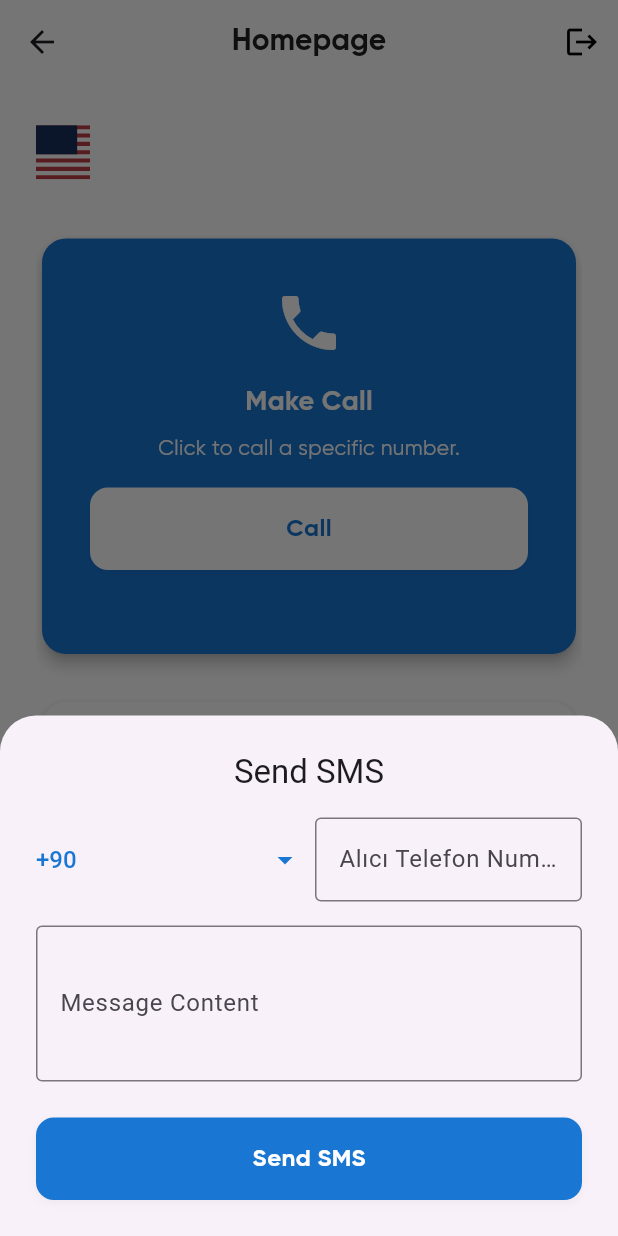
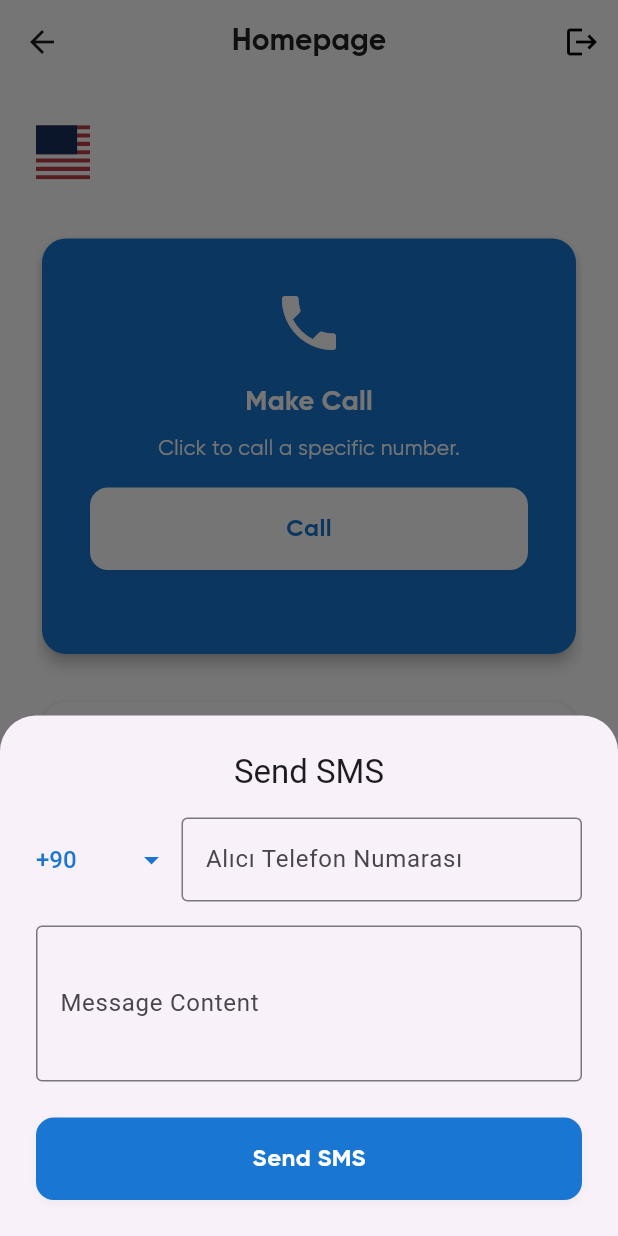
Before and after one commit to afakgun/telephony_rakuten_assignment, a Flutter app: the HomeView screen opened by its route, after a tap on "Send", on a phone screen of 412 x 824 dp. Run offline on Flutter 3.47's test engine with Material 3 defaults, Android fonts, the phone set to English and light mode, and no system bars; our stand-ins replace cloud_firestore, connectivity_plus, device_info_plus, firebase_auth, firebase_core, fl_chart and 8 more; missing offline and left inert: flutter_phone_direct_caller, otp_autofill, traffic_stats; accounts and stored records are empty; Roboto replaces fonts that are missing (Gilroy); project files that could hold a hidden picture were left out.

Commit message:
feat: Enhance KPI models and services; add SMS KPI model, update YouTube KPI model, and implement data fetching methods

```diff
--- a/lib/core/localization/app_translations.dart
+++ b/lib/core/localization/app_translations.dart
@@ -6,6 +6,13 @@ class AppTranslations extends Translations {
         'tr': {
           'welcome': 'Hoşgeldiniz',
           'fill_fields': 'Lütfen aşağıdaki bilgileri doldurun:',
+          'sms_info': 'SMS Bilgisi',
+          'receiver_number': 'Alıcı Numara',
+          'message_body': 'Mesaj İçeriği',
+          'is_sent': 'Gönderildi mi?',
+          'sent_success': 'Başarılı',
+          'sent_failed': 'Başarısız',
+          'sent_time': 'Gönderim Zamanı',
           'phone_number': 'Telefon Numarası',
           'phone_number_hint': '123 456 7890',
           'first_name': 'Ad',
@@ -114,6 +121,13 @@ class AppTranslations extends Translations {
         'en': {
           'welcome': 'Welcome',
           'fill_fields': 'Please fill in the fields below:',
+          'sms_info': 'SMS Info',
+          'receiver_number': 'Receiver Number',
+          'message_body': 'Message Body',
+          'is_sent': 'Sent?',
+          'sent_success': 'Success',
+          'sent_failed': 'Failed',
+          'sent_time': 'Sent Time',
           'phone_number': 'Phone Number',
           'phone_number_hint': '123 456 7890',
           'first_name': 'First Name',
@@ -222,6 +236,13 @@ class AppTranslations extends Translations {
         'ar': {
           'welcome': 'مرحبا',
           'fill_fields': 'يرجى ملء الحقول أدناه:',
+          'sms_info': 'معلومات الرسالة',
+          'receiver_number': 'رقم المستلم',
+          'message_body': 'محتوى الرسالة',
+          'is_sent': 'تم الإرسال؟',
+          'sent_success': 'ناجح',
+          'sent_failed': 'فشل',
+          'sent_time': 'وقت الإرسال',
           'phone_number': 'رقم الهاتف',
           'phone_number_hint': '123 456 7890',
           'first_name': 'الاسم الأول',
@@ -329,6 +350,13 @@ class AppTranslations extends Translations {
         'es': {
           'welcome': 'Bienvenido',
           'fill_fields': 'Por favor complete los siguientes campos:',
+          'sms_info': 'Información de SMS',
+          'receiver_number': 'Número de receptor',
+          'message_body': 'Cuerpo del mensaje',
+          'is_sent': '¿Enviado?',
+          'sent_success': 'Éxito',
+          'sent_failed': 'Fallido',
+          'sent_time': 'Hora de envío',
           'phone_number': 'Número de teléfono',
           'phone_number_hint': '123 456 7890',
           'first_name': 'Nombre',
@@ -437,6 +465,13 @@ class AppTranslations extends Translations {
         'ja': {
           'welcome': 'ようこそ',
           'fill_fields': '以下の項目を入力してください:',
+          'sms_info': 'SMS情報',
+          'receiver_number': '受信者番号',
+          'message_body': 'メッセージ本文',
+          'is_sent': '送信済み？',
+          'sent_success': '成功',
+          'sent_failed': '失敗',
+          'sent_time': '送信時間',
           'phone_number': '電話番号',
           'phone_number_hint': '123 456 7890',
           'first_name': '名',
--- a/lib/presentation/home/controller/home_controller.dart
+++ b/lib/presentation/home/controller/home_controller.dart
@@ -19,6 +19,9 @@ import 'package:telephony_rakuten_assignment/utils/dialog_utils.dart';
 import 'package:telephony_rakuten_assignment/presentation/home/service/home_service.dart';
 import 'package:telephony_rakuten_assignment/utils/loading_utils.dart';
 import 'package:telephony_rakuten_assignment/routes/app_pages.dart';
+import 'package:telephony_rakuten_assignment/presentation/youtube/model/youtube_kpi_model.dart';
+import 'package:telephony_rakuten_assignment/presentation/youtube/service/youtube_service.dart';
+import 'package:telephony_rakuten_assignment/presentation/home/model/sms_kpi_model.dart';
 
 class HomeController extends GetxController {
   final HomeService _homeService = HomeService();
@@ -34,6 +37,8 @@ class HomeController extends GetxController {
   final Telephony telephony = Telephony.instance;
   RxList<int> signalStrength = RxList();
   Rxn<LastCallModel> lastCallModel = Rxn<LastCallModel>(null);
+  Rxn<YoutubeKpiModel> youtubeKpiModel = Rxn<YoutubeKpiModel>(null);
+  Rxn<SmsKpiModel> smsKpiModel = Rxn<SmsKpiModel>(null);
 
   Timer? _callTimer;
   int _remainingSeconds = 0;
@@ -52,6 +57,7 @@ class HomeController extends GetxController {
       }
 
       listener(SendStatus status) {
+        print(status);
         if (status == SendStatus.SENT || status == SendStatus.DELIVERED) {
           if (uid != null) {
             _homeService.sendSms(phoneNumber, message, true, uid);
@@ -89,6 +95,27 @@ class HomeController extends GetxController {
   onReady() {
     super.onReady();
     _getLastCallData();
+    _getLastYoutubeKpi();
+    _getLastSmsKpi();
+  }
+
+  Future<void> _getLastYoutubeKpi() async {
+    final userUid = await SharedPreferencesService.getString('user_uid');
+    if (userUid == null) return;
+    final kpi = await YoutubeService.getLastKpiByUid(userUid);
+    youtubeKpiModel.value = kpi;
+  }
+
+  _getLastSmsKpi() async {
+    final userUid =  SharedPreferencesService.getString('user_uid');
+    if (userUid == null) return;
+    final kpi = await _homeService.getLastSmsKpiByUid(userUid);
+    if (kpi != null) {
+      smsKpiModel.value = SmsKpiModel.fromJson(kpi as Map<String, dynamic>);
+      print(kpi);
+    } else {
+      smsKpiModel.value = null;
+    }
   }
 
   _checkAndroidVersion() async {
--- /dev/null
+++ b/lib/presentation/home/model/sms_kpi_model.dart
@@ -0,0 +1,41 @@
+import 'package:cloud_firestore/cloud_firestore.dart';
+
+class SmsKpiModel {
+  final bool sent;
+  final String message;
+  final String receiverNumber;
+  final DateTime timestamp;
+  final String uid;
+
+  SmsKpiModel({
+    required this.sent,
+    required this.message,
+    required this.receiverNumber,
+    required this.timestamp,
+    required this.uid,
+  });
+
+  Map<String, dynamic> toJson() {
+    return {
+      'isSent': sent,
+      'messageBody': message,
+      'receiverNumber': receiverNumber,
+      'timestamp': timestamp,
+      'uid': uid,
+    };
+  }
+
+  factory SmsKpiModel.fromJson(Map<String, dynamic> data) {
+    return SmsKpiModel(
+      sent: data['isSent'] ?? false,
+      message: data['messageBody'] ?? '',
+      receiverNumber: data['receiverNumber'] ?? '',
+      timestamp: data['timestamp'] is DateTime
+          ? data['timestamp']
+          : (data['timestamp'] != null && data['timestamp'] is Timestamp)
+              ? (data['timestamp'] as Timestamp).toDate()
+              : DateTime.now(),
+      uid: data['uid'] ?? '',
+    );
+  }
+}
--- a/lib/presentation/home/service/home_service.dart
+++ b/lib/presentation/home/service/home_service.dart
@@ -67,4 +67,20 @@ class HomeService {
       print('Error logging SMS data to Firestore: $e');
     }
   }
+
+  Future<Object?> getLastSmsKpiByUid(String uid) async {
+    try {
+      QuerySnapshot querySnapshot = await _firestore.collection('sms_messages').where('uid', isEqualTo: uid).orderBy('timestamp', descending: true).limit(1).get();
+
+      if (querySnapshot.docs.isNotEmpty) {
+        DocumentSnapshot lastSmsDoc = querySnapshot.docs.first;
+        return lastSmsDoc.data();
+      } else {
+        return null;
+      }
+    } catch (e) {
+      print('Error fetching last SMS data: $e');
+      return null;
+    }
+  }
 }
--- a/lib/presentation/home/widgets/sms_bottom_sheet_widget.dart
+++ b/lib/presentation/home/widgets/sms_bottom_sheet_widget.dart
@@ -1,4 +1,3 @@
-
 import 'package:flutter/material.dart';
 import 'package:get/get.dart';
 import 'package:telephony_rakuten_assignment/const/app_colors.dart';
@@ -59,7 +58,8 @@ class _SmsBottomSheetState extends State<SmsBottomSheet> {
             const SizedBox(height: 16),
             Row(
               children: [
-                Flexible(
+                Expanded(
+                  flex: 1,
                   child: DropdownUtils.cardDropdown<String>(
                     value: selectedCountryCode,
                     items: countryCodes
@@ -77,6 +77,7 @@ class _SmsBottomSheetState extends State<SmsBottomSheet> {
                 ),
                 const SizedBox(width: 8),
                 Expanded(
+                  flex: 3,
                   child: TextFormField(
                     controller: receiverController,
                     keyboardType: TextInputType.phone,
--- a/lib/presentation/home/widgets/sms_card_widget.dart
+++ b/lib/presentation/home/widgets/sms_card_widget.dart
@@ -3,12 +3,17 @@ import 'package:get/get.dart';
 import 'package:telephony_rakuten_assignment/const/app_colors.dart';
 import 'package:telephony_rakuten_assignment/presentation/home/widgets/sms_bottom_sheet_widget.dart';
 import 'package:telephony_rakuten_assignment/utils/textstyle_utils.dart';
+import 'package:telephony_rakuten_assignment/presentation/home/controller/home_controller.dart';
+import 'package:intl/intl.dart';
 
 class SmsCard extends StatelessWidget {
   const SmsCard({super.key});
 
   @override
   Widget build(BuildContext context) {
+    final HomeController controller = Get.find<HomeController>();
+    return Obx(() {
+      final kpi = controller.smsKpiModel.value;
       return Card(
         elevation: 4,
         shape: RoundedRectangleBorder(borderRadius: BorderRadius.circular(16)),
@@ -57,9 +62,66 @@ class SmsCard extends StatelessWidget {
                   ),
                 ),
               ),
+              const SizedBox(height: 16),
+              if (kpi != null)
+                Container(
+                  margin: const EdgeInsets.only(bottom: 24),
+                  padding: const EdgeInsets.all(16),
+                  decoration: BoxDecoration(
+                    color: AppColors.primary.withOpacity(0.08),
+                    borderRadius: BorderRadius.circular(12),
+                  ),
+                  child: Column(
+                    crossAxisAlignment: CrossAxisAlignment.start,
+                    children: [
+                      Text('sms_info'.tr, style: TextStyleUtils.blackColorBoldText(16)),
+                      const SizedBox(height: 8),
+                      Row(
+                        children: [
+                          Text('${'receiver_number'.tr}: ', style: TextStyleUtils.blackColorRegularText(14)),
+                          Text(kpi.receiverNumber, style: TextStyleUtils.blackColorBoldText(14)),
+                        ],
+                      ),
+                      const SizedBox(height: 4),
+                      Row(
+                        children: [
+                          Text('${'message_body'.tr}: ', style: TextStyleUtils.blackColorRegularText(14)),
+                          Expanded(child: Text(kpi.message, style: TextStyleUtils.blackColorBoldText(14))),
+                        ],
+                      ),
+                      const SizedBox(height: 4),
+                      Row(
+                        children: [
+                          Text('${'is_sent'.tr}: ', style: TextStyleUtils.blackColorRegularText(14)),
+                          Icon(
+                            kpi.sent ? Icons.check_circle : Icons.cancel,
+                            color: kpi.sent ? Colors.green : Colors.red,
+                            size: 18,
+                          ),
+                          const SizedBox(width: 4),
+                          Text(
+                            kpi.sent ? 'sent_success'.tr : 'sent_failed'.tr,
+                            style: TextStyleUtils.blackColorBoldText(14),
+                          ),
+                        ],
+                      ),
+                      const SizedBox(height: 4),
+                      Row(
+                        children: [
+                          Text('${'sent_time'.tr}: ', style: TextStyleUtils.blackColorRegularText(14)),
+                          Text(
+                            DateFormat('dd.MM.yyyy HH:mm').format(kpi.timestamp),
+                            style: TextStyleUtils.blackColorBoldText(14),
+                          ),
+                        ],
+                      ),
+                    ],
+                  ),
+                ),
             ],
           ),
         ),
       );
+    });
   }
 }
--- a/lib/presentation/home/widgets/youtube_card_widget.dart
+++ b/lib/presentation/home/widgets/youtube_card_widget.dart
@@ -16,9 +16,6 @@ class YoutubeCard extends StatelessWidget {
       color: Colors.white,
       child: Padding(
         padding: const EdgeInsets.symmetric(horizontal: 20.0, vertical: 14.0),
-        child: Row(
-          children: [
-            Expanded(
         child: Column(
           crossAxisAlignment: CrossAxisAlignment.start,
           children: [
@@ -26,6 +23,31 @@ class YoutubeCard extends StatelessWidget {
             const SizedBox(height: 4),
             Text('youtube_card_desc'.tr, style: TextStyleUtils.blackColorRegularText(13)),
             const SizedBox(height: 8),
+            Obx(() {
+              final kpi = controller.youtubeKpiModel.value;
+              if (kpi == null) {
+                return const SizedBox.shrink();
+              }
+              return Container(
+                margin: const EdgeInsets.only(bottom: 12),
+                padding: const EdgeInsets.all(10),
+                decoration: BoxDecoration(
+                  color: Colors.grey[100],
+                  borderRadius: BorderRadius.circular(10),
+                ),
+                child: Column(
+                  crossAxisAlignment: CrossAxisAlignment.start,
+                  children: [
+                    Text('Son İzlenen Video:', style: TextStyleUtils.blackColorBoldText(13)),
+                    const SizedBox(height: 4),
+                    Text('Video URL: ${kpi.videoUrl}', style: TextStyleUtils.blackColorRegularText(12)),
+                    Text('Ortalama Hız: ${kpi.averageSpeed.toStringAsFixed(2)} Mbps', style: TextStyleUtils.blackColorRegularText(12)),
+                    Text('Kapanma Nedeni: ${kpi.closeReason}', style: TextStyleUtils.blackColorRegularText(12)),
+                    Text('Kullanılan MB: ${kpi.volumeMb}', style: TextStyleUtils.blackColorRegularText(12)),
+                  ],
+                ),
+              );
+            }),
             Row(
               children: [
                 Expanded(
@@ -46,11 +68,9 @@ class YoutubeCard extends StatelessWidget {
                 ),
               ],
             ),
-                ],
-              ),
-            ),
-            const SizedBox(width: 12),
+            const SizedBox(height: 12),
             Align(
+              alignment: Alignment.centerRight,
               child: GestureDetector(
                 onTap: () {
                   controller.startYoutubeStreaming(context);
--- a/lib/presentation/youtube/controller/youtube_player_controller.dart
+++ b/lib/presentation/youtube/controller/youtube_player_controller.dart
@@ -1,11 +1,11 @@
 import 'dart:async';
 
 import 'package:get/get.dart';
+import 'package:telephony_rakuten_assignment/core/services/shared_preferences_service.dart';
 import 'package:telephony_rakuten_assignment/presentation/youtube/model/youtube_kpi_model.dart';
 import 'package:telephony_rakuten_assignment/presentation/youtube/service/youtube_service.dart';
 import 'package:youtube_player_flutter/youtube_player_flutter.dart';
 import 'package:traffic_stats/traffic_stats.dart';
-import 'package:flutter/material.dart';
 import 'package:telephony_rakuten_assignment/utils/dialog_utils.dart';
 
 class YoutubePlayerGetxController extends GetxController {
@@ -27,47 +27,46 @@ class YoutubePlayerGetxController extends GetxController {
   final RxInt usedMb = 0.obs;
   bool volumeLimitReached = false;
 
-  // Ortalama internet hızını hesapla
   double get averageSpeed {
     if (speedSamples.isEmpty) return 0;
     return speedSamples.reduce((a, b) => a + b) / speedSamples.length;
   }
 
-  // Hız örneği ekle
   void addSpeedSample(double speedMbps) {
     speedSamples.add(speedMbps);
     kbSpeeds.add(speedMbps * 1024 / 8); // Mbps -> KB/s
   }
 
-  // Volume güncelle
   void setUsedVolume(int mb) {
     usedVolumeMb.value = mb;
   }
 
-  // Video url güncelle
   void setVideoUrl(String url) {
     videoUrl.value = url;
   }
 
-  // Kapanma sebebi güncelle
   void setCloseReason(String reason) {
     closeReason.value = reason;
   }
 
-  // Ekranı kapat
   Future<void> closeScreen(String reason) async {
     setCloseReason(reason);
     await sendKpisToFirebase();
   }
 
-  // KPI'ları Firebase'e gönder
   Future<void> sendKpisToFirebase() async {
+    final uid = SharedPreferencesService.getString('user_uid');
+    if (uid == null) {
+      return;
+    }
     final kpi = YoutubeKpiModel(
       averageSpeed: averageSpeed,
       volumeMb: usedVolumeMb.value,
       videoUrl: videoUrl.value,
       closeReason: closeReason.value,
       kbSpeeds: kbSpeeds.toList(),
+      uid: uid,
+      timestamp: DateTime.now(),
     );
     await YoutubeService.sendKpiToFirebase(kpi);
   }
@@ -106,8 +105,6 @@ class YoutubePlayerGetxController extends GetxController {
     currentSpeed.value = NetworkSpeedData(downloadSpeed: 0, uploadSpeed: 0);
 
     speedStream.listen((speedData) {
-      print('Download Speed: ${speedData.downloadSpeed} KB/s');
-      print('Upload Speed: ${speedData.uploadSpeed} KB/s');
       currentSpeed.value = speedData;
       addSpeedSample((speedData.downloadSpeed * 8) / 1024); // KB/s -> Mbps
       usedData.value += speedData.downloadSpeed;
--- a/lib/presentation/youtube/model/youtube_kpi_model.dart
+++ b/lib/presentation/youtube/model/youtube_kpi_model.dart
@@ -4,6 +4,8 @@ class YoutubeKpiModel {
   final String videoUrl; // İzlenen video URL'i
   final String closeReason; // Kapanma nedeni
   final List<double> kbSpeeds; // Anlık KB/s hızları
+  final String uid;
+  final DateTime timestamp;
 
   YoutubeKpiModel({
     required this.averageSpeed,
@@ -11,6 +13,8 @@ class YoutubeKpiModel {
     required this.videoUrl,
     required this.closeReason,
     required this.kbSpeeds,
+    required this.uid,
+    required this.timestamp,
   });
 
   Map<String, dynamic> toJson() {
@@ -20,6 +24,8 @@ class YoutubeKpiModel {
       'videoUrl': videoUrl,
       'closeReason': closeReason,
       'kbSpeeds': kbSpeeds,
+      'uid': uid,
+      'timestamp': timestamp,
     };
   }
 }
--- a/lib/presentation/youtube/service/youtube_service.dart
+++ b/lib/presentation/youtube/service/youtube_service.dart
@@ -7,4 +7,29 @@ class YoutubeService {
         .collection('youtube_data')
         .add(kpi.toJson());
   }
+
+  static Future<YoutubeKpiModel?> getLastKpiByUid(String uid) async {
+    final query = await FirebaseFirestore.instance
+        .collection('youtube_data')
+        .where('uid', isEqualTo: uid)
+        .orderBy('timestamp', descending: true)
+        .limit(1)
+        .get();
+
+    if (query.docs.isEmpty) return null;
+    final data = query.docs.first.data();
+    return YoutubeKpiModel(
+      averageSpeed: (data['averageSpeed'] ?? 0).toDouble(),
+      volumeMb: data['volumeMb'] ?? 0,
+      videoUrl: data['videoUrl'] ?? '',
+      closeReason: data['closeReason'] ?? '',
+      kbSpeeds: (data['kbSpeeds'] as List<dynamic>?)?.map((e) => (e as num).toDouble()).toList() ?? [],
+      uid: data['uid'] ?? '',
+      timestamp: (data['timestamp'] is DateTime)
+          ? data['timestamp']
+          : (data['timestamp'] != null && data['timestamp'] is Timestamp)
+              ? (data['timestamp'] as Timestamp).toDate()
+              : DateTime.now(),
+    );
+  }
 }
```
Lines whose indentation alone changed are shown as unchanged.
